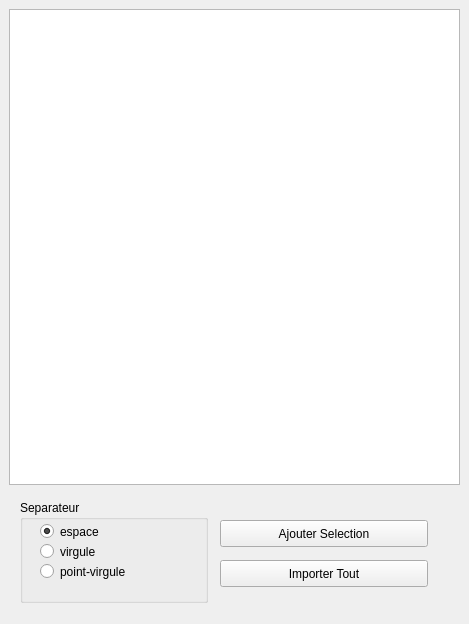
Above: UiQT4/desSelectVal.ui from SalomePlatform/eficas_tools before the change. Below: the same form after it.
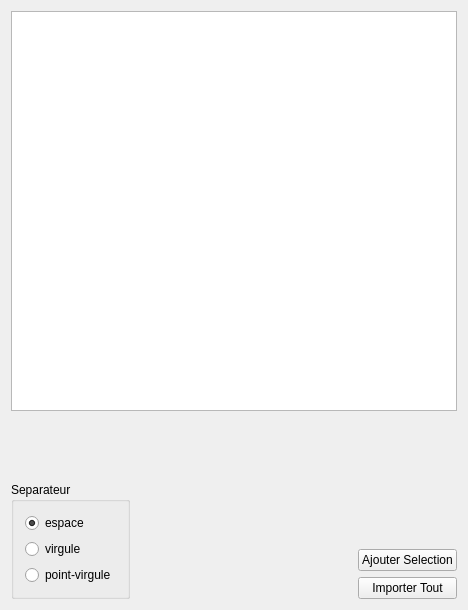
That is the form after the change.

```diff
--- a/UiQT4/desSelectVal.ui
+++ b/UiQT4/desSelectVal.ui
@@ -1,110 +1,125 @@
 <ui version="4.0" >
  <class>DSelVal</class>
- <widget class="QWidget" name="DSelVal" >
-  <property name="geometry" >
+ <widget class="QWidget" name="DSelVal">
+  <property name="geometry">
    <rect>
     <x>0</x>
     <y>0</y>
-    <width>469</width>
-    <height>624</height>
+    <width>468</width>
+    <height>610</height>
    </rect>
   </property>
   <property name="windowTitle" >
    <string>Sélection de valeurs</string>
   </property>
-  <widget class="QTextEdit" name="TBtext" >
-   <property name="geometry" >
-    <rect>
-     <x>9</x>
-     <y>9</y>
-     <width>451</width>
-     <height>476</height>
-    </rect>
-   </property>
-  </widget>
-  <widget class="QPushButton" name="BImportSel" >
-   <property name="geometry" >
-    <rect>
-     <x>220</x>
-     <y>520</y>
-     <width>208</width>
-     <height>27</height>
-    </rect>
-   </property>
-   <property name="text" >
-    <string>Ajouter Selection</string>
-   </property>
-  </widget>
-  <widget class="QPushButton" name="BImportTout" >
-   <property name="geometry" >
-    <rect>
-     <x>220</x>
-     <y>560</y>
-     <width>208</width>
-     <height>27</height>
-    </rect>
-   </property>
-   <property name="text" >
-    <string>Importer Tout</string>
-   </property>
-  </widget>
-  <widget class="QGroupBox" name="BGSeparateur" >
-   <property name="geometry" >
-    <rect>
-     <x>20</x>
-     <y>500</y>
-     <width>188</width>
-     <height>103</height>
-    </rect>
-   </property>
-   <property name="title" >
-    <string>Separateur</string>
-   </property>
-   <widget class="QRadioButton" name="Bespace" >
-    <property name="geometry" >
-     <rect>
-      <x>20</x>
-      <y>20</y>
-      <width>148</width>
-      <height>23</height>
-     </rect>
-    </property>
-    <property name="text" >
-     <string>espace</string>
-    </property>
-    <property name="checked" >
-     <bool>true</bool>
-    </property>
-   </widget>
-   <widget class="QRadioButton" name="Bvirgule" >
-    <property name="geometry" >
-     <rect>
-      <x>20</x>
-      <y>40</y>
-      <width>148</width>
-      <height>23</height>
-     </rect>
-    </property>
-    <property name="text" >
-     <string>virgule</string>
-    </property>
-   </widget>
-   <widget class="QRadioButton" name="BpointVirgule" >
-    <property name="geometry" >
-     <rect>
-      <x>20</x>
-      <y>60</y>
-      <width>148</width>
-      <height>23</height>
-     </rect>
-    </property>
-    <property name="text" >
-     <string>point-virgule</string>
-    </property>
-   </widget>
-  </widget>
+  <layout class="QVBoxLayout" name="verticalLayout_3">
+   <item>
+    <widget class="QTextEdit" name="TBtext">
+     <property name="minimumSize">
+      <size>
+       <width>0</width>
+       <height>400</height>
+      </size>
+     </property>
+    </widget>
+   </item>
+   <item>
+    <spacer name="verticalSpacer_2">
+     <property name="orientation">
+      <enum>Qt::Vertical</enum>
+     </property>
+     <property name="sizeHint" stdset="0">
+      <size>
+       <width>20</width>
+       <height>73</height>
+      </size>
+     </property>
+    </spacer>
+   </item>
+   <item>
+    <layout class="QHBoxLayout" name="horizontalLayout">
+     <item>
+      <widget class="QGroupBox" name="BGSeparateur">
+       <property name="title">
+        <string>Separateur</string>
+       </property>
+       <layout class="QVBoxLayout" name="verticalLayout">
+        <item>
+         <widget class="QRadioButton" name="Bespace">
+          <property name="text">
+           <string>espace</string>
+          </property>
+          <property name="checked">
+           <bool>true</bool>
+          </property>
+         </widget>
+        </item>
+        <item>
+         <widget class="QRadioButton" name="Bvirgule">
+          <property name="text">
+           <string>virgule</string>
+          </property>
+         </widget>
+        </item>
+        <item>
+         <widget class="QRadioButton" name="BpointVirgule">
+          <property name="text">
+           <string>point-virgule</string>
+          </property>
+         </widget>
+        </item>
+       </layout>
+      </widget>
+     </item>
+     <item>
+      <spacer name="horizontalSpacer">
+       <property name="orientation">
+        <enum>Qt::Horizontal</enum>
+       </property>
+       <property name="sizeHint" stdset="0">
+        <size>
+         <width>40</width>
+         <height>20</height>
+        </size>
+       </property>
+      </spacer>
+     </item>
+     <item>
+      <layout class="QVBoxLayout" name="verticalLayout_2">
+       <item>
+        <spacer name="verticalSpacer">
+         <property name="orientation">
+          <enum>Qt::Vertical</enum>
+         </property>
+         <property name="sizeHint" stdset="0">
+          <size>
+           <width>17</width>
+           <height>13</height>
+          </size>
+         </property>
+        </spacer>
+       </item>
+       <item>
+        <widget class="QPushButton" name="BImportSel">
+         <property name="text">
+          <string>Ajouter Selection</string>
+         </property>
+        </widget>
+       </item>
+       <item>
+        <widget class="QPushButton" name="BImportTout">
+         <property name="text">
+          <string>Importer Tout</string>
+         </property>
+        </widget>
+       </item>
+      </layout>
+     </item>
+    </layout>
+   </item>
+  </layout>
  </widget>
- <layoutdefault spacing="6" margin="11" />
+ <layoutdefault spacing="6" margin="11"/>
  <pixmapfunction>qPixmapFromMimeSource</pixmapfunction>
  <resources/>
  <connections/>
```
Left out of the diff: 5 changed lines with no effect on the pictures.
